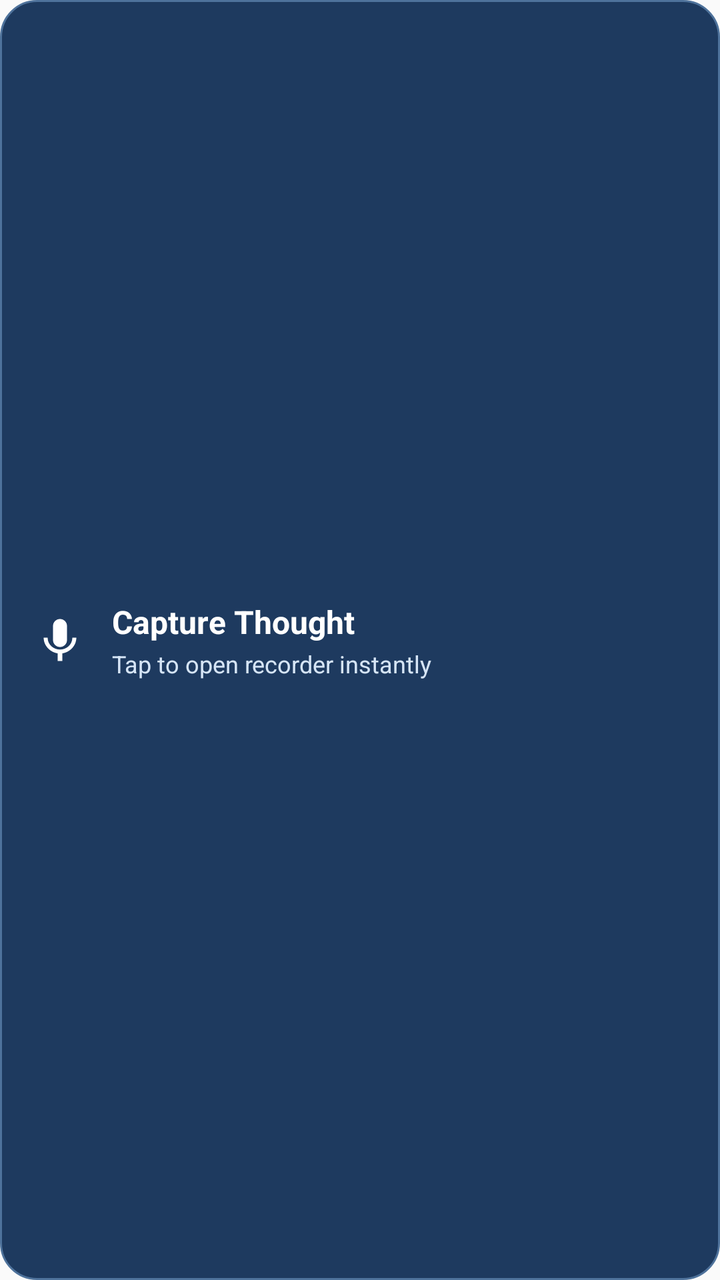
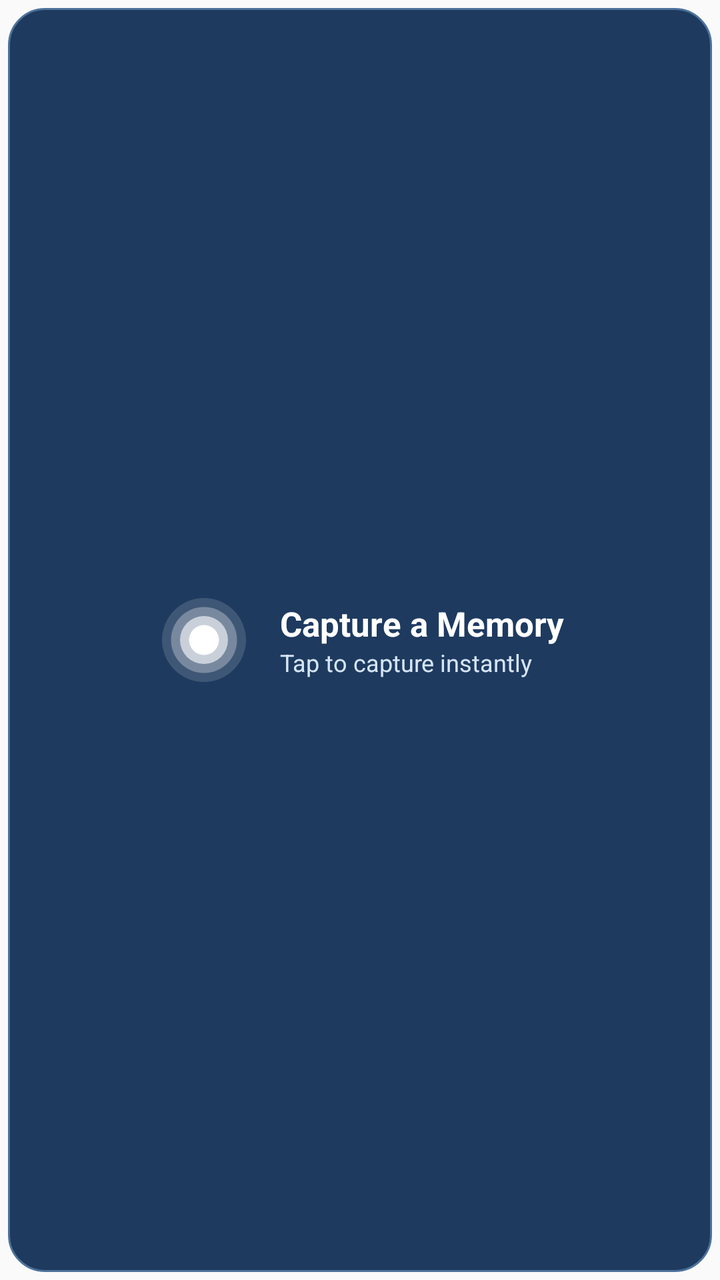

An Android layout rendered at two revisions. The XML below is the earlier revision; the diff shows what the commit changed to produce the second picture.
<!-- AndroidManifest.xml: application theme Theme.SecondMemory -->
<!-- res/layout/widget_record_thought.xml -->
<?xml version="1.0" encoding="utf-8"?>
<LinearLayout xmlns:android="http://schemas.android.com/apk/res/android"
    android:id="@+id/widget_record_thought_root"
    android:layout_width="match_parent"
    android:layout_height="match_parent"
    android:background="@drawable/widget_record_thought_bg"
    android:gravity="center_vertical"
    android:orientation="horizontal"
    android:padding="16dp">

    <ImageView
        android:layout_width="28dp"
        android:layout_height="28dp"
        android:contentDescription="@null"
        android:src="@drawable/ic_quick_record"
        android:tint="#FFFFFFFF" />

    <LinearLayout
        android:layout_width="0dp"
        android:layout_height="wrap_content"
        android:layout_marginStart="12dp"
        android:layout_weight="1"
        android:orientation="vertical">

        <TextView
            android:layout_width="wrap_content"
            android:layout_height="wrap_content"
            android:text="@string/widget_record_thought_title"
            android:textColor="#FFFFFFFF"
            android:textSize="16sp"
            android:textStyle="bold" />

        <TextView
            android:layout_width="wrap_content"
            android:layout_height="wrap_content"
            android:layout_marginTop="2dp"
            android:text="@string/widget_record_thought_subtitle"
            android:textColor="#D6E5F6"
            android:textSize="12sp" />
    </LinearLayout>
</LinearLayout>
<!-- resources referenced by this layout -->
<resources>
  <!-- drawable ic_quick_record (drawable) -->
  <vector xmlns:android="http://schemas.android.com/apk/res/android"
      android:width="24dp"
      android:height="24dp"
      android:viewportWidth="24"
      android:viewportHeight="24">
      <path
          android:fillColor="#FFFFFFFF"
          android:pathData="M12,15c1.66,0 3,-1.34 3,-3V6c0,-1.66 -1.34,-3 -3,-3S9,4.34 9,6v6c0,1.66 1.34,3 3,3z" />
      <path
          android:fillColor="#FFFFFFFF"
          android:pathData="M17.3,11c0,3 -2.54,5.1 -5.3,5.1S6.7,14 6.7,11H5c0,3.41 2.72,6.23 6,6.72V21h2v-3.28c3.28,-0.49 6,-3.31 6,-6.72h-1.7z" />
  </vector>
  <!-- drawable widget_record_thought_bg (drawable) -->
  <shape xmlns:android="http://schemas.android.com/apk/res/android"
      android:shape="rectangle">
      <corners android:radius="18dp" />
      <solid android:color="#1E3A5F" />
      <stroke
          android:width="1dp"
          android:color="#4E729B" />
  </shape>
  <string name="widget_record_thought_subtitle">Tap to open recorder instantly</string>
  <string name="widget_record_thought_title">Capture Thought</string>
  <style name="Theme.SecondMemory" parent="android:Theme.Material.Light.NoActionBar" />
</resources>

<!-- the commit's change to res/layout/widget_record_thought.xml (unified diff, before → after) -->
@@ -1,41 +1,50 @@
 <?xml version="1.0" encoding="utf-8"?>
-<LinearLayout xmlns:android="http://schemas.android.com/apk/res/android"
-    android:id="@+id/widget_record_thought_root"
+<FrameLayout xmlns:android="http://schemas.android.com/apk/res/android"
     android:layout_width="match_parent"
     android:layout_height="match_parent"
-    android:background="@drawable/widget_record_thought_bg"
-    android:gravity="center_vertical"
-    android:orientation="horizontal"
-    android:padding="16dp">
+    android:padding="4dp">
 
-    <ImageView
-        android:layout_width="28dp"
-        android:layout_height="28dp"
-        android:contentDescription="@null"
-        android:src="@drawable/ic_quick_record"
-        android:tint="#FFFFFFFF" />
+    <RelativeLayout
+        android:id="@+id/widget_record_thought_root"
+        android:layout_width="match_parent"
+        android:layout_height="match_parent"
+        android:background="@drawable/widget_record_thought_bg">
 
-    <LinearLayout
-        android:layout_width="0dp"
-        android:layout_height="wrap_content"
-        android:layout_marginStart="12dp"
-        android:layout_weight="1"
-        android:orientation="vertical">
-
-        <TextView
+        <LinearLayout
             android:layout_width="wrap_content"
             android:layout_height="wrap_content"
-            android:text="@string/widget_record_thought_title"
-            android:textColor="#FFFFFFFF"
-            android:textSize="16sp"
-            android:textStyle="bold" />
+            android:layout_centerInParent="true"
+            android:gravity="center_vertical"
+            android:orientation="horizontal"
+            android:paddingHorizontal="12dp">
 
-        <TextView
-            android:layout_width="wrap_content"
-            android:layout_height="wrap_content"
-            android:layout_marginTop="2dp"
-            android:text="@string/widget_record_thought_subtitle"
-            android:textColor="#D6E5F6"
-            android:textSize="12sp" />
-    </LinearLayout>
-</LinearLayout>
+            <ImageView
+                android:layout_width="48dp"
+                android:layout_height="48dp"
+                android:contentDescription="@null"
+                android:src="@drawable/ic_widget_visualizer" />
+
+            <LinearLayout
+                android:layout_width="wrap_content"
+                android:layout_height="wrap_content"
+                android:layout_marginStart="14dp"
+                android:orientation="vertical">
+
+                <TextView
+                    android:layout_width="wrap_content"
+                    android:layout_height="wrap_content"
+                    android:text="@string/widget_record_thought_title"
+                    android:textColor="#FFFFFFFF"
+                    android:textSize="17sp"
+                    android:textStyle="bold" />
+
+                <TextView
+                    android:layout_width="wrap_content"
+                    android:layout_height="wrap_content"
+                    android:text="@string/widget_record_thought_subtitle"
+                    android:textColor="#D6E5F6"
+                    android:textSize="12sp" />
+            </LinearLayout>
+        </LinearLayout>
+    </RelativeLayout>
+</FrameLayout>
<!-- resource entries referenced after the edit -->
@@ -1,17 +1,30 @@
 <!-- resources referenced by this layout -->
 <resources>
-  <!-- drawable ic_quick_record (drawable) -->
+  <!-- drawable ic_widget_visualizer (drawable) -->
   <vector xmlns:android="http://schemas.android.com/apk/res/android"
-      android:width="24dp"
-      android:height="24dp"
-      android:viewportWidth="24"
-      android:viewportHeight="24">
+      android:width="32dp"
+      android:height="32dp"
+      android:viewportWidth="32"
+      android:viewportHeight="32">
+      
       <path
-          android:fillColor="#FFFFFFFF"
-          android:pathData="M12,15c1.66,0 3,-1.34 3,-3V6c0,-1.66 -1.34,-3 -3,-3S9,4.34 9,6v6c0,1.66 1.34,3 3,3z" />
+          android:fillAlpha="0.15"
+          android:fillColor="#FFFFFF"
+          android:pathData="M16,16m-14,0a14,14 0,1 1,28 0a14,14 0,1 1,-28 0" />
+      
       <path
-          android:fillColor="#FFFFFFFF"
-          android:pathData="M17.3,11c0,3 -2.54,5.1 -5.3,5.1S6.7,14 6.7,11H5c0,3.41 2.72,6.23 6,6.72V21h2v-3.28c3.28,-0.49 6,-3.31 6,-6.72h-1.7z" />
+          android:fillAlpha="0.3"
+          android:fillColor="#FFFFFF"
+          android:pathData="M16,16m-11,0a11,11 0,1 1,22 0a11,11 0,1 1,-22 0" />
+      
+      <path
+          android:fillAlpha="0.6"
+          android:fillColor="#FFFFFF"
+          android:pathData="M16,16m-8,0a8,8 0,1 1,16 0a8,8 0,1 1,-16 0" />
+      
+      <path
+          android:fillColor="#FFFFFF"
+          android:pathData="M16,16m-5,0a5,5 0,1 1,10 0a5,5 0,1 1,-10 0" />
   </vector>
   <!-- drawable widget_record_thought_bg (drawable) -->
   <shape xmlns:android="http://schemas.android.com/apk/res/android"
@@ -22,8 +35,8 @@
           android:width="1dp"
           android:color="#4E729B" />
   </shape>
-  <string name="widget_record_thought_subtitle">Tap to open recorder instantly</string>
-  <string name="widget_record_thought_title">Capture Thought</string>
+  <string name="widget_record_thought_subtitle">Tap to capture instantly</string>
+  <string name="widget_record_thought_title">Capture a Memory</string>
   <style name="Theme.SecondMemory" parent="android:Theme.Material.Light.NoActionBar" />
 </resources>
 
